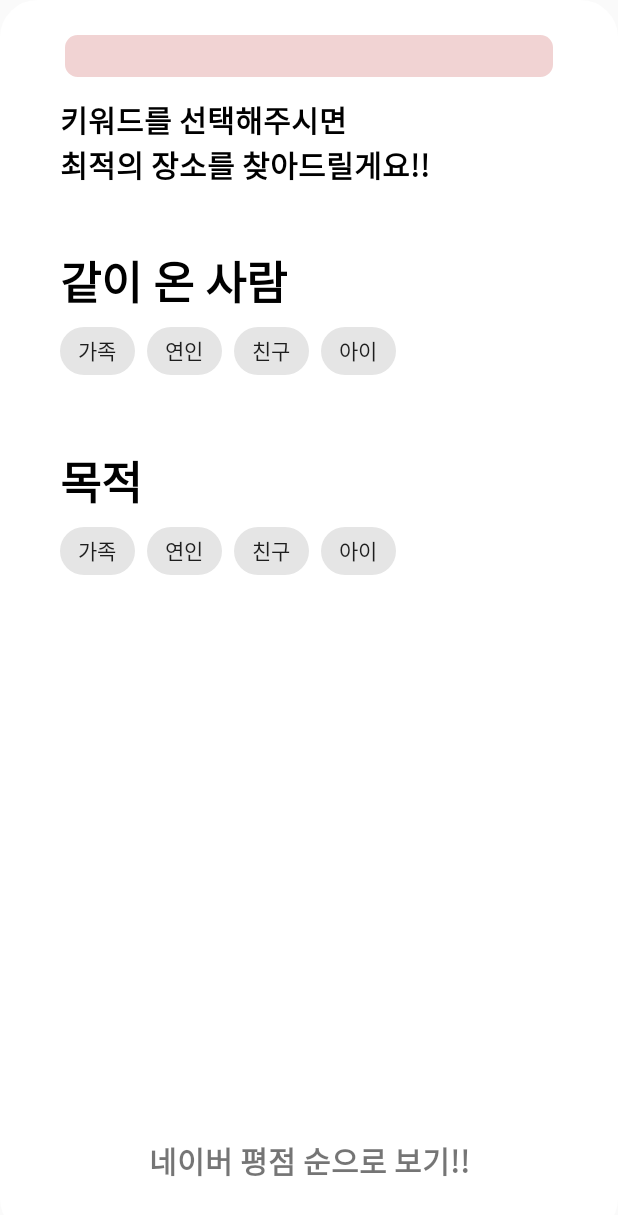
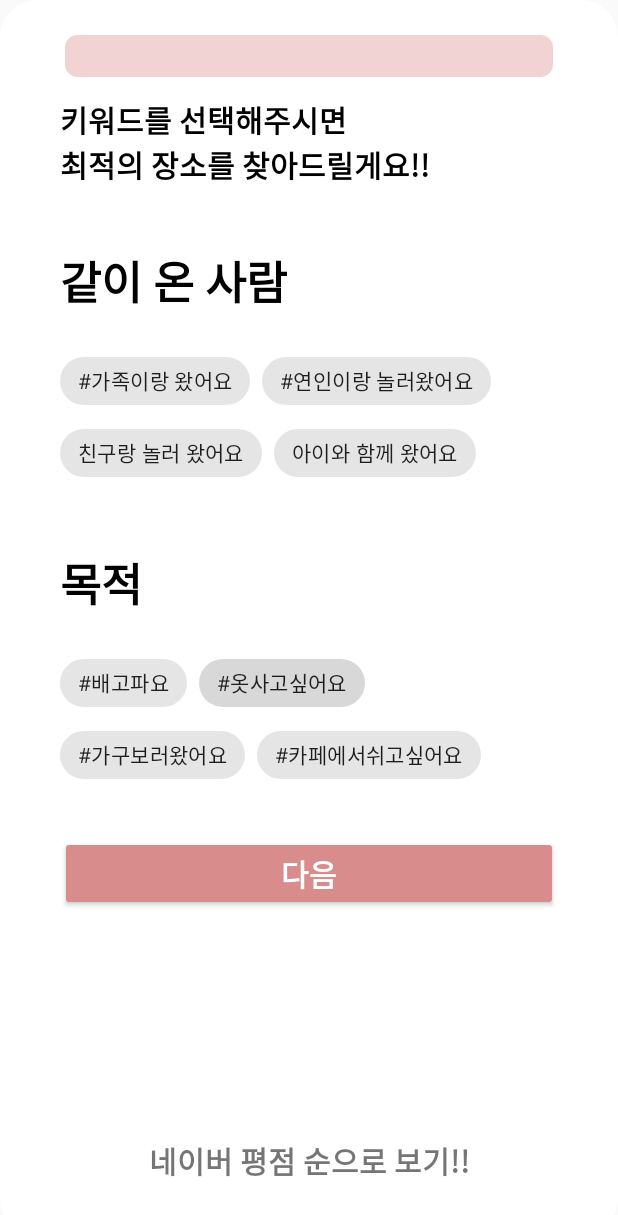
Before and after one commit to kwongustj/project_comehere, an Android app: the KeywordActivity screen opened directly, with no data from a screen before it, on a phone screen of 412 x 824 dp. Shown: the top 1215 px of the screen. Run offline under Robolectric (Android 15) with nearby library versions, the phone set to English and light mode, and no system bars; our stand-ins replace Firebase (no records; nobody signed in at launch, a user with empty details on screens opened directly); 7 statements that could not run were skipped.

Commit message:
Add: " 키워드 클릭시 색깔 지정 "

```diff
--- /dev/null
+++ b/Silbi_android/app/src/main/res/color/bg_chip_state_list.xml
@@ -0,0 +1,5 @@
+<?xml version="1.0" encoding="utf-8"?>
+<selector xmlns:android="http://schemas.android.com/apk/res/android">
+    <item android:color="@color/colorPrimaryDark" android:state_checked="true" />
+    <item android:color="@color/back" />
+</selector>
--- a/Silbi_android/app/src/main/res/layout/activity_keyword.xml
+++ b/Silbi_android/app/src/main/res/layout/activity_keyword.xml
@@ -63,6 +63,7 @@ xmlns:android="http://schemas.android.com/apk/res/android"
             android:fontFamily="@font/nanoom"
             android:layout_marginTop="30dp"
             android:text="같이 온 사람"
+            android:paddingBottom="20dp"
             android:textSize="30sp"
             android:textStyle="bold"
             android:textColor="@color/black"
@@ -81,7 +82,7 @@ xmlns:android="http://schemas.android.com/apk/res/android"
                 android:id="@+id/chip1"
                 android:layout_width="wrap_content"
                 android:layout_height="wrap_content"
-                android:text="가족"
+                android:text="#가족이랑 왔어요"
                 android:theme="@style/Theme.MaterialComponents.Light"
                 />
 
@@ -90,7 +91,7 @@ xmlns:android="http://schemas.android.com/apk/res/android"
                 android:id="@+id/chip2"
                 android:layout_width="wrap_content"
                 android:layout_height="wrap_content"
-                android:text="연인"
+                android:text="#연인이랑 놀러왔어요"
                 android:theme="@style/Theme.MaterialComponents.Light"
                 />
 
@@ -99,7 +100,7 @@ xmlns:android="http://schemas.android.com/apk/res/android"
                 android:id="@+id/chip3"
                 android:layout_width="wrap_content"
                 android:layout_height="wrap_content"
-                android:text="친구"
+                android:text="친구랑 놀러 왔어요"
                 android:theme="@style/Theme.MaterialComponents.Light"
                 />
 
@@ -108,7 +109,7 @@ xmlns:android="http://schemas.android.com/apk/res/android"
                 android:id="@+id/chip3ㅇ4"
                 android:layout_width="wrap_content"
                 android:layout_height="wrap_content"
-                android:text="아이"
+                android:text="아이와 함께 왔어요"
                 android:theme="@style/Theme.MaterialComponents.Light"
                 />
 
@@ -122,6 +123,7 @@ xmlns:android="http://schemas.android.com/apk/res/android"
             android:fontFamily="@font/nanoom"
             android:layout_marginTop="30dp"
             android:text="목적"
+            android:paddingBottom="20dp"
             android:textSize="30sp"
             android:textStyle="bold"
             android:textColor="@color/black"
@@ -140,7 +142,7 @@ xmlns:android="http://schemas.android.com/apk/res/android"
                 android:id="@+id/chip5"
                 android:layout_width="wrap_content"
                 android:layout_height="wrap_content"
-                android:text="가족"
+                android:text="#배고파요"
                 android:theme="@style/Theme.MaterialComponents.Light"
                 />
 
@@ -149,7 +151,9 @@ xmlns:android="http://schemas.android.com/apk/res/android"
                 android:id="@+id/chip6"
                 android:layout_width="wrap_content"
                 android:layout_height="wrap_content"
-                android:text="연인"
+                android:text="#옷사고싶어요"
+                android:clickable="true"
+                app:chipBackgroundColor="@color/bg_chip_state_list"
                 android:theme="@style/Theme.MaterialComponents.Light"
                 />
 
@@ -158,7 +162,7 @@ xmlns:android="http://schemas.android.com/apk/res/android"
                 android:id="@+id/chip7"
                 android:layout_width="wrap_content"
                 android:layout_height="wrap_content"
-                android:text="친구"
+                android:text="#가구보러왔어요"
                 android:theme="@style/Theme.MaterialComponents.Light"
                 />
 
@@ -167,13 +171,26 @@ xmlns:android="http://schemas.android.com/apk/res/android"
                 android:id="@+id/chip8"
                 android:layout_width="wrap_content"
                 android:layout_height="wrap_content"
-                android:text="아이"
+                android:text="#카페에서쉬고싶어요"
                 android:theme="@style/Theme.MaterialComponents.Light"
                 />
 
         </com.google.android.material.chip.ChipGroup>
 
-
+        <androidx.appcompat.widget.AppCompatButton
+            android:id="@+id/btn1"
+            android:layout_width="match_parent"
+            android:layout_height="wrap_content"
+            android:layout_marginTop="30dp"
+            android:backgroundTint="@color/button"
+            android:fontFamily="@font/nanoom"
+            android:text="다음"
+            android:textSize="20dp"
+            android:textColor="@color/white"
+            android:textStyle="bold"
+            app:layout_constraintEnd_toEndOf="parent"
+            app:layout_constraintStart_toStartOf="parent"
+            app:layout_constraintTop_toBottomOf="@id/chipgroup2"/>
 
     </androidx.constraintlayout.widget.ConstraintLayout>
 
--- a/Silbi_android/app/src/main/res/values/colors.xml
+++ b/Silbi_android/app/src/main/res/values/colors.xml
@@ -10,5 +10,6 @@
     <color name="teal_700">#FF018786</color>
     <color name="black">#FF000000</color>
     <color name="white">#FFFFFFFF</color>
-    <color name = "keyword"></color>
+    <color name = "back">#D8D8D8</color>
+    <color name = "colorPrimaryDark">#F4C4C4</color>
 </resources>
```
